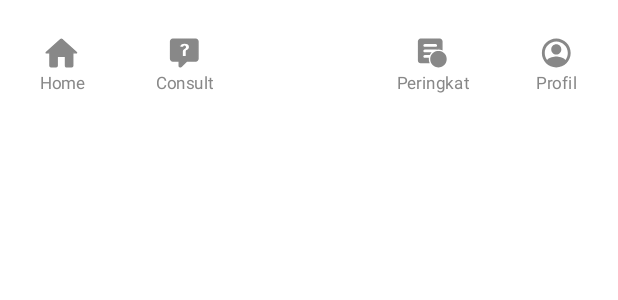
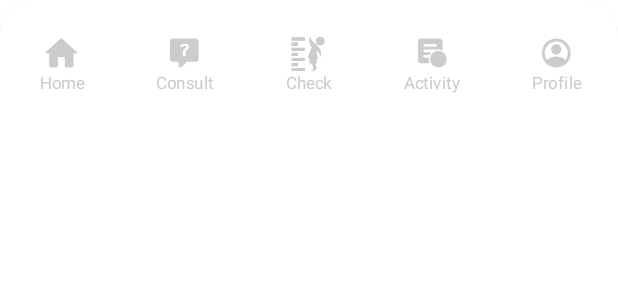
Before and after one commit to fanggadewangga/Stuntion, an Android app built with Jetpack Compose: the @Preview function BottNavBar, on a phone screen of 412 x 824 dp. Shown: the top 300 px of the screen. Run offline under Robolectric (Android 15) with nearby library versions, the phone set to English and light mode, and no system bars.

Commit message:
changes: navigation item and bottom navigation bar

```diff
--- a/app/src/main/java/com/killjoy/stuntion/features/presentation/navigation/BottomNavigationBar.kt
+++ b/app/src/main/java/com/killjoy/stuntion/features/presentation/navigation/BottomNavigationBar.kt
@@ -1,7 +1,10 @@
-package com.killjoy.stuntion.features.presentation.utils.components
+package com.killjoy.stuntion.features.presentation.navigation
 
+import androidx.compose.foundation.background
+import androidx.compose.foundation.layout.fillMaxWidth
 import androidx.compose.foundation.layout.height
 import androidx.compose.foundation.layout.size
+import androidx.compose.foundation.shape.RoundedCornerShape
 import androidx.compose.material.BottomNavigation
 import androidx.compose.material.BottomNavigationItem
 import androidx.compose.material.Icon
@@ -9,6 +12,7 @@ import androidx.compose.material.Text
 import androidx.compose.runtime.Composable
 import androidx.compose.runtime.getValue
 import androidx.compose.ui.Modifier
+import androidx.compose.ui.draw.clip
 import androidx.compose.ui.graphics.Color
 import androidx.compose.ui.res.painterResource
 import androidx.compose.ui.text.font.FontWeight
@@ -18,32 +22,35 @@ import androidx.compose.ui.unit.sp
 import androidx.navigation.NavController
 import androidx.navigation.compose.currentBackStackEntryAsState
 import androidx.navigation.compose.rememberNavController
-import com.killjoy.stuntion.features.presentation.navigation.NavigationItem
+import com.killjoy.stuntion.ui.theme.PrimaryBlue
 
 @Composable
 fun BottomNavigationBar(navController: NavController) {
     val navigationItems = listOf(
         NavigationItem.Home,
         NavigationItem.Consult,
-        NavigationItem.Empty,
+        NavigationItem.Check,
         NavigationItem.Activity,
         NavigationItem.Profile
     )
 
     BottomNavigation(
         backgroundColor = Color.White,
-        contentColor = Color.Gray
+        contentColor = Color.LightGray,
+        modifier = Modifier
+            .fillMaxWidth()
+            .clip(RoundedCornerShape(topStart = 22.dp, topEnd = 22.dp))
     ) {
         val navBackStackEntry by navController.currentBackStackEntryAsState()
         val currentRoute = navBackStackEntry?.destination?.route
         navigationItems.forEach { item ->
-            if (item.route != null && item.icon != null && item.selectedIcon != null && item.title != null) {
             BottomNavigationItem(
                 icon = {
                     if (currentRoute == item.route)
                         Icon(
                             painter = painterResource(id = item.selectedIcon),
                             contentDescription = item.title,
+                            tint = PrimaryBlue,
                             modifier = Modifier.size(24.dp)
                         )
                     else
@@ -70,19 +77,10 @@ fun BottomNavigationBar(navController: NavController) {
                     }
                 },
                 selected = currentRoute == item.route,
-                    selectedContentColor = Color.Blue,
-                    unselectedContentColor = Color.Gray,
+                selectedContentColor = PrimaryBlue,
+                unselectedContentColor = Color.LightGray,
                 modifier = Modifier.height(88.dp)
             )
-            } else {
-                BottomNavigationItem(
-                    icon = {},
-                    label = { },
-                    selected = false,
-                    onClick = { },
-                    enabled = false
-                )
-            }
         }
     }
 }
--- a/app/src/main/java/com/killjoy/stuntion/features/presentation/navigation/NavigationItem.kt
+++ b/app/src/main/java/com/killjoy/stuntion/features/presentation/navigation/NavigationItem.kt
@@ -3,14 +3,14 @@ package com.killjoy.stuntion.features.presentation.navigation
 import com.killjoy.stuntion.R
 
 sealed class NavigationItem(
-    val route: String?,
-    val icon: Int?,
-    val selectedIcon: Int?,
-    val title: String?
+    val route: String,
+    val icon: Int,
+    val selectedIcon: Int,
+    val title: String
 ) {
     object Home: NavigationItem("home_screen", R.drawable.ic_home, R.drawable.ic_home, "Home" )
     object Consult: NavigationItem("consult_screen", R.drawable.ic_consult, R.drawable.ic_consult, "Consult")
-    object Empty : NavigationItem("", null, null, null)
-    object Activity: NavigationItem("activity_screen", R.drawable.ic_activity, R.drawable.ic_activity, "Peringkat")
-    object Profile: NavigationItem("profile_screen", R.drawable.ic_profile, R.drawable.ic_profile, "Profil")
+    object Check : NavigationItem("calculator_screen", R.drawable.ic_check, R.drawable.ic_check, "Check")
+    object Activity: NavigationItem("activity_screen", R.drawable.ic_activity, R.drawable.ic_activity, "Activity")
+    object Profile: NavigationItem("profile_screen", R.drawable.ic_profile, R.drawable.ic_profile, "Profile")
 }
```
Also changed, not shown: app/src/main/res/drawable/ic_check.png (added). Lines whose indentation alone changed are shown as unchanged.
